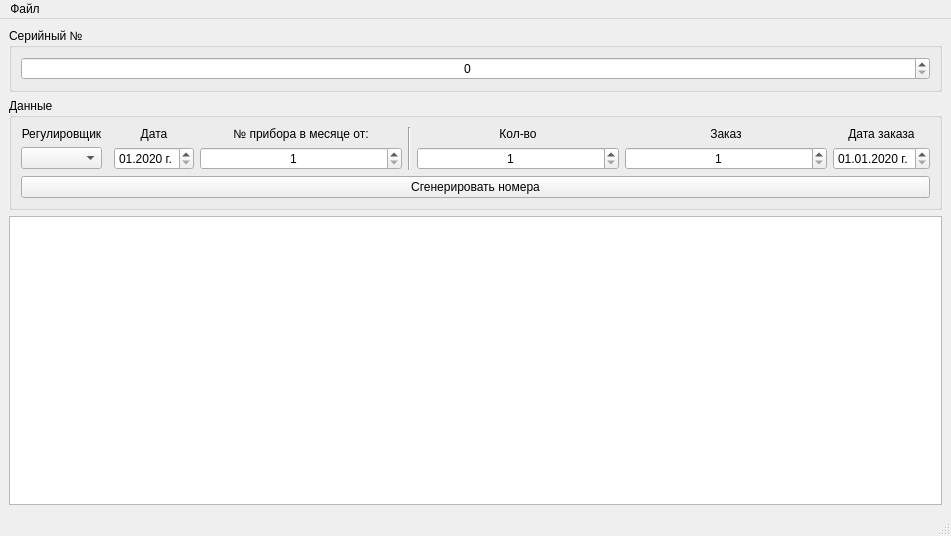
First picture: the form in mainwindow.ui, repository XRay3D/BitHuffman, before the edit.
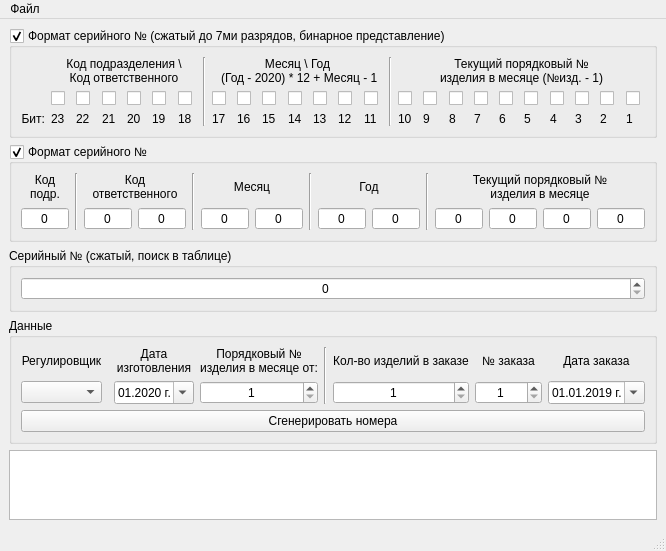
Second picture: the form after the edit.

Patch:
```diff
--- a/mainwindow.ui
+++ b/mainwindow.ui
@@ -6,19 +6,784 @@
    <rect>
     <x>0</x>
     <y>0</y>
-    <width>951</width>
-    <height>536</height>
+    <width>634</width>
+    <height>510</height>
    </rect>
   </property>
   <property name="windowTitle">
    <string>MainWindow</string>
   </property>
   <widget class="QWidget" name="centralwidget">
-   <layout class="QVBoxLayout" name="verticalLayout" stretch="0,0,3">
+   <layout class="QVBoxLayout" name="verticalLayout" stretch="0,0,0,0,3">
+    <item>
+     <widget class="QGroupBox" name="groupBoxFormatBit">
+      <property name="title">
+       <string>Формат серийного № (сжатый до 7ми разрядов, бинарное представление)</string>
+      </property>
+      <property name="checkable">
+       <bool>true</bool>
+      </property>
+      <layout class="QGridLayout" name="gridLayoutFormatBit">
+       <item row="2" column="9">
+        <widget class="QLabel" name="label_30">
+         <property name="text">
+          <string>16</string>
+         </property>
+         <property name="alignment">
+          <set>Qt::AlignLeading|Qt::AlignLeft|Qt::AlignVCenter</set>
+         </property>
+        </widget>
+       </item>
+       <item row="1" column="12">
+        <widget class="QCheckBox" name="checkBox_13">
+         <property name="text">
+          <string/>
+         </property>
+         <property name="checkable">
+          <bool>true</bool>
+         </property>
+        </widget>
+       </item>
+       <item row="0" column="16" colspan="10">
+        <widget class="QLabel" name="label_14">
+         <property name="text">
+          <string>Текущий порядковый №
+изделия в месяце (№изд. - 1)</string>
+         </property>
+         <property name="alignment">
+          <set>Qt::AlignCenter</set>
+         </property>
+        </widget>
+       </item>
+       <item row="2" column="1">
+        <widget class="QLabel" name="label_37">
+         <property name="text">
+          <string>23</string>
+         </property>
+         <property name="alignment">
+          <set>Qt::AlignLeading|Qt::AlignLeft|Qt::AlignVCenter</set>
+         </property>
+        </widget>
+       </item>
+       <item row="1" column="9">
+        <widget class="QCheckBox" name="checkBox_16">
+         <property name="text">
+          <string/>
+         </property>
+         <property name="checkable">
+          <bool>true</bool>
+         </property>
+        </widget>
+       </item>
+       <item row="2" column="11">
+        <widget class="QLabel" name="label_28">
+         <property name="text">
+          <string>14</string>
+         </property>
+         <property name="alignment">
+          <set>Qt::AlignLeading|Qt::AlignLeft|Qt::AlignVCenter</set>
+         </property>
+        </widget>
+       </item>
+       <item row="2" column="5">
+        <widget class="QLabel" name="label_33">
+         <property name="text">
+          <string>19</string>
+         </property>
+         <property name="alignment">
+          <set>Qt::AlignLeading|Qt::AlignLeft|Qt::AlignVCenter</set>
+         </property>
+        </widget>
+       </item>
+       <item row="2" column="14">
+        <widget class="QLabel" name="label_25">
+         <property name="text">
+          <string>11</string>
+         </property>
+         <property name="alignment">
+          <set>Qt::AlignLeading|Qt::AlignLeft|Qt::AlignVCenter</set>
+         </property>
+        </widget>
+       </item>
+       <item row="1" column="3">
+        <widget class="QCheckBox" name="checkBox_21">
+         <property name="text">
+          <string/>
+         </property>
+         <property name="checkable">
+          <bool>true</bool>
+         </property>
+        </widget>
+       </item>
+       <item row="2" column="0">
+        <widget class="QLabel" name="label_38">
+         <property name="text">
+          <string>Бит:</string>
+         </property>
+         <property name="alignment">
+          <set>Qt::AlignRight|Qt::AlignTrailing|Qt::AlignVCenter</set>
+         </property>
+        </widget>
+       </item>
+       <item row="1" column="2">
+        <widget class="QCheckBox" name="checkBox_22">
+         <property name="text">
+          <string/>
+         </property>
+         <property name="checkable">
+          <bool>true</bool>
+         </property>
+        </widget>
+       </item>
+       <item row="2" column="16">
+        <widget class="QLabel" name="label_24">
+         <property name="text">
+          <string>10</string>
+         </property>
+         <property name="alignment">
+          <set>Qt::AlignLeading|Qt::AlignLeft|Qt::AlignVCenter</set>
+         </property>
+        </widget>
+       </item>
+       <item row="1" column="25">
+        <widget class="QCheckBox" name="checkBox_1">
+         <property name="text">
+          <string/>
+         </property>
+         <property name="checkable">
+          <bool>true</bool>
+         </property>
+        </widget>
+       </item>
+       <item row="2" column="24">
+        <widget class="QLabel" name="label_16">
+         <property name="text">
+          <string>2</string>
+         </property>
+         <property name="alignment">
+          <set>Qt::AlignLeading|Qt::AlignLeft|Qt::AlignVCenter</set>
+         </property>
+        </widget>
+       </item>
+       <item row="2" column="17">
+        <widget class="QLabel" name="label_23">
+         <property name="text">
+          <string>9</string>
+         </property>
+         <property name="alignment">
+          <set>Qt::AlignLeading|Qt::AlignLeft|Qt::AlignVCenter</set>
+         </property>
+        </widget>
+       </item>
+       <item row="1" column="23">
+        <widget class="QCheckBox" name="checkBox_3">
+         <property name="text">
+          <string/>
+         </property>
+         <property name="checkable">
+          <bool>true</bool>
+         </property>
+        </widget>
+       </item>
+       <item row="2" column="22">
+        <widget class="QLabel" name="label_18">
+         <property name="text">
+          <string>4</string>
+         </property>
+         <property name="alignment">
+          <set>Qt::AlignLeading|Qt::AlignLeft|Qt::AlignVCenter</set>
+         </property>
+        </widget>
+       </item>
+       <item row="1" column="20">
+        <widget class="QCheckBox" name="checkBox_6">
+         <property name="text">
+          <string/>
+         </property>
+         <property name="checkable">
+          <bool>true</bool>
+         </property>
+        </widget>
+       </item>
+       <item row="2" column="10">
+        <widget class="QLabel" name="label_29">
+         <property name="text">
+          <string>15</string>
+         </property>
+         <property name="alignment">
+          <set>Qt::AlignLeading|Qt::AlignLeft|Qt::AlignVCenter</set>
+         </property>
+        </widget>
+       </item>
+       <item row="1" column="6">
+        <widget class="QCheckBox" name="checkBox_18">
+         <property name="text">
+          <string/>
+         </property>
+         <property name="checkable">
+          <bool>true</bool>
+         </property>
+        </widget>
+       </item>
+       <item row="2" column="18">
+        <widget class="QLabel" name="label_22">
+         <property name="text">
+          <string>8</string>
+         </property>
+         <property name="alignment">
+          <set>Qt::AlignLeading|Qt::AlignLeft|Qt::AlignVCenter</set>
+         </property>
+        </widget>
+       </item>
+       <item row="2" column="3">
+        <widget class="QLabel" name="label_35">
+         <property name="text">
+          <string>21</string>
+         </property>
+         <property name="alignment">
+          <set>Qt::AlignLeading|Qt::AlignLeft|Qt::AlignVCenter</set>
+         </property>
+        </widget>
+       </item>
+       <item row="2" column="19">
+        <widget class="QLabel" name="label_21">
+         <property name="text">
+          <string>7</string>
+         </property>
+         <property name="alignment">
+          <set>Qt::AlignLeading|Qt::AlignLeft|Qt::AlignVCenter</set>
+         </property>
+        </widget>
+       </item>
+       <item row="1" column="4">
+        <widget class="QCheckBox" name="checkBox_20">
+         <property name="text">
+          <string/>
+         </property>
+         <property name="checkable">
+          <bool>true</bool>
+         </property>
+        </widget>
+       </item>
+       <item row="1" column="24">
+        <widget class="QCheckBox" name="checkBox_2">
+         <property name="text">
+          <string/>
+         </property>
+         <property name="checkable">
+          <bool>true</bool>
+         </property>
+        </widget>
+       </item>
+       <item row="1" column="17">
+        <widget class="QCheckBox" name="checkBox_9">
+         <property name="text">
+          <string/>
+         </property>
+         <property name="checkable">
+          <bool>true</bool>
+         </property>
+        </widget>
+       </item>
+       <item row="1" column="10">
+        <widget class="QCheckBox" name="checkBox_15">
+         <property name="text">
+          <string/>
+         </property>
+         <property name="checkable">
+          <bool>true</bool>
+         </property>
+        </widget>
+       </item>
+       <item row="1" column="13">
+        <widget class="QCheckBox" name="checkBox_12">
+         <property name="text">
+          <string/>
+         </property>
+         <property name="checkable">
+          <bool>true</bool>
+         </property>
+        </widget>
+       </item>
+       <item row="2" column="8">
+        <widget class="QLabel" name="label_31">
+         <property name="text">
+          <string>17</string>
+         </property>
+         <property name="alignment">
+          <set>Qt::AlignLeading|Qt::AlignLeft|Qt::AlignVCenter</set>
+         </property>
+        </widget>
+       </item>
+       <item row="1" column="5">
+        <widget class="QCheckBox" name="checkBox_19">
+         <property name="text">
+          <string/>
+         </property>
+         <property name="checkable">
+          <bool>true</bool>
+         </property>
+        </widget>
+       </item>
+       <item row="2" column="12">
+        <widget class="QLabel" name="label_27">
+         <property name="text">
+          <string>13</string>
+         </property>
+         <property name="alignment">
+          <set>Qt::AlignLeading|Qt::AlignLeft|Qt::AlignVCenter</set>
+         </property>
+        </widget>
+       </item>
+       <item row="1" column="19">
+        <widget class="QCheckBox" name="checkBox_7">
+         <property name="text">
+          <string/>
+         </property>
+         <property name="checkable">
+          <bool>true</bool>
+         </property>
+        </widget>
+       </item>
+       <item row="2" column="2">
+        <widget class="QLabel" name="label_36">
+         <property name="text">
+          <string>22</string>
+         </property>
+         <property name="alignment">
+          <set>Qt::AlignLeading|Qt::AlignLeft|Qt::AlignVCenter</set>
+         </property>
+        </widget>
+       </item>
+       <item row="2" column="6">
+        <widget class="QLabel" name="label_32">
+         <property name="text">
+          <string>18</string>
+         </property>
+         <property name="alignment">
+          <set>Qt::AlignLeading|Qt::AlignLeft|Qt::AlignVCenter</set>
+         </property>
+        </widget>
+       </item>
+       <item row="0" column="15" rowspan="3">
+        <widget class="Line" name="line_7">
+         <property name="orientation">
+          <enum>Qt::Vertical</enum>
+         </property>
+        </widget>
+       </item>
+       <item row="1" column="14">
+        <widget class="QCheckBox" name="checkBox_11">
+         <property name="text">
+          <string/>
+         </property>
+         <property name="checkable">
+          <bool>true</bool>
+         </property>
+        </widget>
+       </item>
+       <item row="2" column="4">
+        <widget class="QLabel" name="label_34">
+         <property name="text">
+          <string>20</string>
+         </property>
+         <property name="alignment">
+          <set>Qt::AlignLeading|Qt::AlignLeft|Qt::AlignVCenter</set>
+         </property>
+        </widget>
+       </item>
+       <item row="1" column="18">
+        <widget class="QCheckBox" name="checkBox_8">
+         <property name="text">
+          <string/>
+         </property>
+         <property name="checkable">
+          <bool>true</bool>
+         </property>
+        </widget>
+       </item>
+       <item row="0" column="1" colspan="6">
+        <widget class="QLabel" name="label_12">
+         <property name="text">
+          <string>Код подразделения \ 
+Код ответственного</string>
+         </property>
+         <property name="alignment">
+          <set>Qt::AlignCenter</set>
+         </property>
+        </widget>
+       </item>
+       <item row="1" column="22">
+        <widget class="QCheckBox" name="checkBox_4">
+         <property name="text">
+          <string/>
+         </property>
+         <property name="checkable">
+          <bool>true</bool>
+         </property>
+        </widget>
+       </item>
+       <item row="2" column="25">
+        <widget class="QLabel" name="label_15">
+         <property name="text">
+          <string>1</string>
+         </property>
+         <property name="alignment">
+          <set>Qt::AlignLeading|Qt::AlignLeft|Qt::AlignVCenter</set>
+         </property>
+        </widget>
+       </item>
+       <item row="2" column="20">
+        <widget class="QLabel" name="label_20">
+         <property name="text">
+          <string>6</string>
+         </property>
+         <property name="alignment">
+          <set>Qt::AlignLeading|Qt::AlignLeft|Qt::AlignVCenter</set>
+         </property>
+        </widget>
+       </item>
+       <item row="1" column="1">
+        <widget class="QCheckBox" name="checkBox_23">
+         <property name="text">
+          <string/>
+         </property>
+         <property name="checkable">
+          <bool>true</bool>
+         </property>
+        </widget>
+       </item>
+       <item row="1" column="11">
+        <widget class="QCheckBox" name="checkBox_14">
+         <property name="text">
+          <string/>
+         </property>
+         <property name="checkable">
+          <bool>true</bool>
+         </property>
+        </widget>
+       </item>
+       <item row="1" column="21">
+        <widget class="QCheckBox" name="checkBox_5">
+         <property name="text">
+          <string/>
+         </property>
+         <property name="checkable">
+          <bool>true</bool>
+         </property>
+        </widget>
+       </item>
+       <item row="2" column="21">
+        <widget class="QLabel" name="label_19">
+         <property name="text">
+          <string>5</string>
+         </property>
+         <property name="alignment">
+          <set>Qt::AlignLeading|Qt::AlignLeft|Qt::AlignVCenter</set>
+         </property>
+        </widget>
+       </item>
+       <item row="1" column="16">
+        <widget class="QCheckBox" name="checkBox_10">
+         <property name="text">
+          <string/>
+         </property>
+         <property name="checkable">
+          <bool>true</bool>
+         </property>
+        </widget>
+       </item>
+       <item row="2" column="23">
+        <widget class="QLabel" name="label_17">
+         <property name="text">
+          <string>3</string>
+         </property>
+         <property name="alignment">
+          <set>Qt::AlignLeading|Qt::AlignLeft|Qt::AlignVCenter</set>
+         </property>
+        </widget>
+       </item>
+       <item row="1" column="8">
+        <widget class="QCheckBox" name="checkBox_17">
+         <property name="text">
+          <string/>
+         </property>
+         <property name="checkable">
+          <bool>true</bool>
+         </property>
+        </widget>
+       </item>
+       <item row="2" column="13">
+        <widget class="QLabel" name="label_26">
+         <property name="text">
+          <string>12</string>
+         </property>
+         <property name="alignment">
+          <set>Qt::AlignLeading|Qt::AlignLeft|Qt::AlignVCenter</set>
+         </property>
+        </widget>
+       </item>
+       <item row="0" column="8" colspan="7">
+        <widget class="QLabel" name="label_13">
+         <property name="text">
+          <string>Месяц \ Год 
+ (Год - 2020) * 12 + Месяц - 1</string>
+         </property>
+         <property name="alignment">
+          <set>Qt::AlignCenter</set>
+         </property>
+        </widget>
+       </item>
+       <item row="0" column="7" rowspan="3">
+        <widget class="Line" name="line_6">
+         <property name="orientation">
+          <enum>Qt::Vertical</enum>
+         </property>
+        </widget>
+       </item>
+      </layout>
+     </widget>
+    </item>
+    <item>
+     <widget class="QGroupBox" name="groupBoxFormat">
+      <property name="title">
+       <string>Формат серийного №</string>
+      </property>
+      <property name="checkable">
+       <bool>true</bool>
+      </property>
+      <layout class="QGridLayout" name="gridLayoutFormat">
+       <item row="0" column="2" colspan="2">
+        <widget class="QLabel" name="label_8">
+         <property name="text">
+          <string>Код
+ответственного</string>
+         </property>
+         <property name="alignment">
+          <set>Qt::AlignCenter</set>
+         </property>
+        </widget>
+       </item>
+       <item row="1" column="6">
+        <widget class="QSpinBox" name="spinBox_5">
+         <property name="alignment">
+          <set>Qt::AlignCenter</set>
+         </property>
+         <property name="readOnly">
+          <bool>true</bool>
+         </property>
+         <property name="buttonSymbols">
+          <enum>QAbstractSpinBox::NoButtons</enum>
+         </property>
+        </widget>
+       </item>
+       <item row="1" column="14">
+        <widget class="QSpinBox" name="spinBox_11">
+         <property name="alignment">
+          <set>Qt::AlignCenter</set>
+         </property>
+         <property name="readOnly">
+          <bool>true</bool>
+         </property>
+         <property name="buttonSymbols">
+          <enum>QAbstractSpinBox::NoButtons</enum>
+         </property>
+        </widget>
+       </item>
+       <item row="1" column="13">
+        <widget class="QSpinBox" name="spinBox_10">
+         <property name="alignment">
+          <set>Qt::AlignCenter</set>
+         </property>
+         <property name="readOnly">
+          <bool>true</bool>
+         </property>
+         <property name="buttonSymbols">
+          <enum>QAbstractSpinBox::NoButtons</enum>
+         </property>
+        </widget>
+       </item>
+       <item row="0" column="10" rowspan="2">
+        <widget class="Line" name="line_4">
+         <property name="orientation">
+          <enum>Qt::Vertical</enum>
+         </property>
+        </widget>
+       </item>
+       <item row="1" column="0">
+        <widget class="QSpinBox" name="spinBox_1">
+         <property name="alignment">
+          <set>Qt::AlignCenter</set>
+         </property>
+         <property name="readOnly">
+          <bool>true</bool>
+         </property>
+         <property name="buttonSymbols">
+          <enum>QAbstractSpinBox::NoButtons</enum>
+         </property>
+        </widget>
+       </item>
+       <item row="0" column="11" colspan="4">
+        <widget class="QLabel" name="label_11">
+         <property name="text">
+          <string>Текущий порядковый №
+изделия в месяце</string>
+         </property>
+         <property name="alignment">
+          <set>Qt::AlignCenter</set>
+         </property>
+        </widget>
+       </item>
+       <item row="0" column="1" rowspan="2">
+        <widget class="Line" name="line_2">
+         <property name="orientation">
+          <enum>Qt::Vertical</enum>
+         </property>
+        </widget>
+       </item>
+       <item row="1" column="11">
+        <widget class="QSpinBox" name="spinBox_8">
+         <property name="alignment">
+          <set>Qt::AlignCenter</set>
+         </property>
+         <property name="readOnly">
+          <bool>true</bool>
+         </property>
+         <property name="buttonSymbols">
+          <enum>QAbstractSpinBox::NoButtons</enum>
+         </property>
+        </widget>
+       </item>
+       <item row="0" column="5" colspan="2">
+        <widget class="QLabel" name="label_9">
+         <property name="text">
+          <string>Месяц</string>
+         </property>
+         <property name="alignment">
+          <set>Qt::AlignCenter</set>
+         </property>
+        </widget>
+       </item>
+       <item row="0" column="8" colspan="2">
+        <widget class="QLabel" name="label_10">
+         <property name="text">
+          <string>Год</string>
+         </property>
+         <property name="alignment">
+          <set>Qt::AlignCenter</set>
+         </property>
+        </widget>
+       </item>
+       <item row="1" column="2">
+        <widget class="QSpinBox" name="spinBox_2">
+         <property name="alignment">
+          <set>Qt::AlignCenter</set>
+         </property>
+         <property name="readOnly">
+          <bool>true</bool>
+         </property>
+         <property name="buttonSymbols">
+          <enum>QAbstractSpinBox::NoButtons</enum>
+         </property>
+        </widget>
+       </item>
+       <item row="1" column="5">
+        <widget class="QSpinBox" name="spinBox_4">
+         <property name="alignment">
+          <set>Qt::AlignCenter</set>
+         </property>
+         <property name="readOnly">
+          <bool>true</bool>
+         </property>
+         <property name="buttonSymbols">
+          <enum>QAbstractSpinBox::NoButtons</enum>
+         </property>
+        </widget>
+       </item>
+       <item row="0" column="0">
+        <widget class="QLabel" name="label_4">
+         <property name="text">
+          <string>Код
+подр.</string>
+         </property>
+         <property name="alignment">
+          <set>Qt::AlignCenter</set>
+         </property>
+        </widget>
+       </item>
+       <item row="1" column="9">
+        <widget class="QSpinBox" name="spinBox_7">
+         <property name="alignment">
+          <set>Qt::AlignCenter</set>
+         </property>
+         <property name="readOnly">
+          <bool>true</bool>
+         </property>
+         <property name="buttonSymbols">
+          <enum>QAbstractSpinBox::NoButtons</enum>
+         </property>
+        </widget>
+       </item>
+       <item row="1" column="3">
+        <widget class="QSpinBox" name="spinBox_3">
+         <property name="alignment">
+          <set>Qt::AlignCenter</set>
+         </property>
+         <property name="readOnly">
+          <bool>true</bool>
+         </property>
+         <property name="buttonSymbols">
+          <enum>QAbstractSpinBox::NoButtons</enum>
+         </property>
+        </widget>
+       </item>
+       <item row="1" column="8">
+        <widget class="QSpinBox" name="spinBox_6">
+         <property name="alignment">
+          <set>Qt::AlignCenter</set>
+         </property>
+         <property name="readOnly">
+          <bool>true</bool>
+         </property>
+         <property name="buttonSymbols">
+          <enum>QAbstractSpinBox::NoButtons</enum>
+         </property>
+        </widget>
+       </item>
+       <item row="0" column="4" rowspan="2">
+        <widget class="Line" name="line_3">
+         <property name="orientation">
+          <enum>Qt::Vertical</enum>
+         </property>
+        </widget>
+       </item>
+       <item row="1" column="12">
+        <widget class="QSpinBox" name="spinBox_9">
+         <property name="alignment">
+          <set>Qt::AlignCenter</set>
+         </property>
+         <property name="readOnly">
+          <bool>true</bool>
+         </property>
+         <property name="buttonSymbols">
+          <enum>QAbstractSpinBox::NoButtons</enum>
+         </property>
+        </widget>
+       </item>
+       <item row="0" column="7" rowspan="2">
+        <widget class="Line" name="line_5">
+         <property name="orientation">
+          <enum>Qt::Vertical</enum>
+         </property>
+        </widget>
+       </item>
+      </layout>
+     </widget>
+    </item>
     <item>
      <widget class="QGroupBox" name="groupBox">
       <property name="title">
-       <string>Серийный №</string>
+       <string>Серийный № (сжатый, поиск в таблице)</string>
       </property>
       <layout class="QVBoxLayout" name="verticalLayout_2">
        <item>
@@ -37,7 +802,7 @@
     <item>
      <widget class="QGroupBox" name="groupBox_2">
       <property name="title">
-       <string>Данные</string>
+       <string>Данные </string>
       </property>
       <layout class="QGridLayout" name="gridLayout">
        <item row="0" column="3">
@@ -49,7 +814,8 @@
           </sizepolicy>
          </property>
          <property name="text">
-          <string>№ прибора в месяце от:</string>
+          <string>Порядковый №
+изделия в месяце от:</string>
          </property>
          <property name="alignment">
           <set>Qt::AlignCenter</set>
@@ -92,7 +858,7 @@
            <hour>0</hour>
            <minute>0</minute>
            <second>0</second>
-           <year>2020</year>
+           <year>2019</year>
            <month>1</month>
            <day>1</day>
           </datetime>
@@ -104,9 +870,19 @@
            <day>31</day>
           </date>
          </property>
+         <property name="minimumDate">
+          <date>
+           <year>2019</year>
+           <month>1</month>
+           <day>1</day>
+          </date>
+         </property>
          <property name="displayFormat">
           <string>dd.MM.yyyy г.</string>
          </property>
+         <property name="calendarPopup">
+          <bool>true</bool>
+         </property>
         </widget>
        </item>
        <item row="2" column="0" colspan="8">
@@ -151,7 +927,7 @@
        <item row="0" column="6">
         <widget class="QLabel" name="label_6">
          <property name="text">
-          <string>Заказ</string>
+          <string>№ заказа</string>
          </property>
          <property name="alignment">
           <set>Qt::AlignCenter</set>
@@ -179,6 +955,9 @@
        </item>
        <item row="1" column="2">
         <widget class="QDateEdit" name="dateEdit">
+         <property name="frame">
+          <bool>true</bool>
+         </property>
          <property name="maximumDate">
           <date>
            <year>2030</year>
@@ -196,12 +975,16 @@
          <property name="displayFormat">
           <string>MM.yyyy г.</string>
          </property>
+         <property name="calendarPopup">
+          <bool>true</bool>
+         </property>
         </widget>
        </item>
        <item row="0" column="2">
         <widget class="QLabel" name="label_5">
          <property name="text">
-          <string>Дата</string>
+          <string>Дата
+изготовления</string>
          </property>
          <property name="alignment">
           <set>Qt::AlignCenter</set>
@@ -217,7 +1000,7 @@
           </sizepolicy>
          </property>
          <property name="text">
-          <string>Кол-во</string>
+          <string>Кол-во изделий в заказе</string>
          </property>
          <property name="alignment">
           <set>Qt::AlignCenter</set>
@@ -251,7 +1034,7 @@
     <rect>
      <x>0</x>
      <y>0</y>
-     <width>951</width>
+     <width>634</width>
      <height>21</height>
     </rect>
    </property>
```
Left out of the diff: 18 changed lines with no effect on the pictures.
